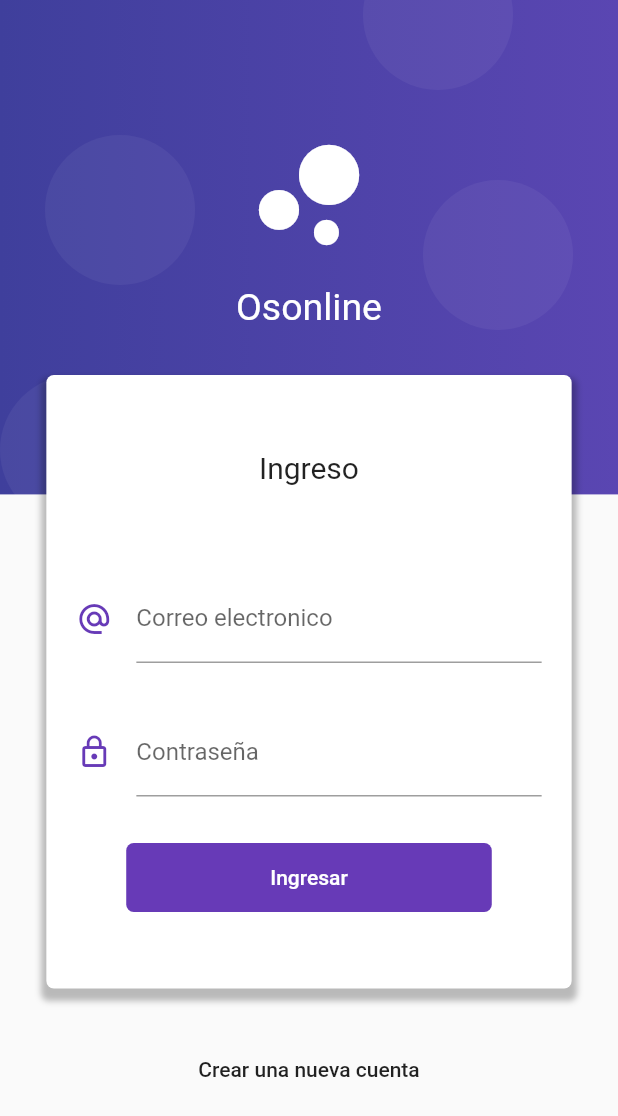
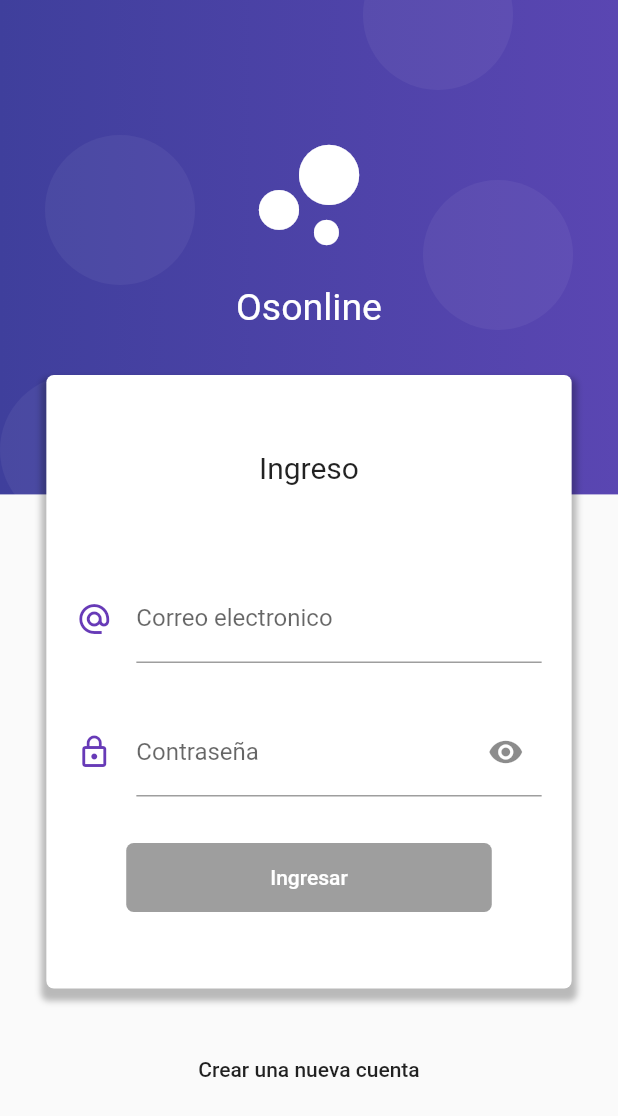
Before and after one commit to JuanYiPi/flutter_oso_test, a Flutter app: the screen it shows after launch, on a phone screen of 412 x 824 dp. Shown: the top 1116 px of the screen. Run offline on Flutter 3.47's test engine with Material 2 defaults, Android fonts, the phone set to English and light mode, and no system bars; our stand-ins replace rxdart.

Commit message:
login_blocs

```diff
--- a/lib/main.dart
+++ b/lib/main.dart
@@ -5,6 +5,7 @@ import 'package:flutter/services.dart';
 //Pages
 import 'src/page/login_page.dart';
 import 'src/page/registro_page.dart';
+import 'package:flutter_oso_test/src/page/home_page.dart';
 
 //Bloc
 import 'package:flutter_oso_test/src/bloc/provider_bloc.dart';
@@ -21,11 +22,12 @@ class MyApp extends StatelessWidget {
     return Provider(
       child: MaterialApp(
         debugShowCheckedModeBanner: false,
-        title: 'Material App',
+        title: 'Oso test',
         initialRoute: 'login',
         routes: {
           'login'     :  ( BuildContext context ) => LoginPage(),
-          'registro'  :  ( BuildContext context ) => RegistroPage()
+          'registro'  :  ( BuildContext context ) => RegistroPage(),
+          'home'      :  ( BuildContext context ) => HomePage()
         },
         theme: ThemeData(
           primaryColor: Colors.deepPurple
--- a/lib/src/bloc/registro_bloc.dart
+++ b/lib/src/bloc/registro_bloc.dart
@@ -5,31 +5,51 @@ import 'package:flutter_oso_test/src/bloc/validators.dart';
 
 class RegistroBloc with Validators {
 
+  //Registro
   final _nameController                 = BehaviorSubject<String>();
   final _emailController                = BehaviorSubject<String>();
   final _passwordController             = BehaviorSubject<String>();
   final _passwordConfirmationController = BehaviorSubject<String>();
+  //Login
+  final _emailLoginController           = BehaviorSubject<String>();
+  final _passwordLoginController        = BehaviorSubject<String>();
+
 
   //Recuperar los datos del Stream
   Stream<String> get nameStream                 => _nameController.stream.transform( validarName );
   Stream<String> get emailStream                => _emailController.stream.transform( validarEmail );
-  Stream<String> get passwordStream              => _passwordController.stream.transform( validarPassword );
+  Stream<String> get passwordStream             => _passwordController.stream.transform( validarPassword );
   Stream<String> get passwordConfirmationStream => _passwordConfirmationController.stream.transform( validarPasswordConfirmation );
+  //Login
+  Stream<String> get emailStreamLogin            => _emailLoginController.stream.transform( validarEmailLogin );
+  Stream<String> get passwordStreamLogin         => _passwordLoginController.stream.transform( validarPasswordLogin );
+
+
 
   //Validar botón
   Stream<bool> get formValiedStream =>
     Rx.combineLatest4(nameStream, emailStream, passwordStream, passwordConfirmationStream, (n, e, p, pc) => true);
+  Stream<bool> get formValiedStreamLogin =>
+    Rx.combineLatest2(emailStreamLogin, passwordStreamLogin, (e, p) => true);
 
   //Insertar valores al Stream
   Function(String) get changeName                 => _nameController.sink.add;
   Function(String) get changeEmail                => _emailController.sink.add;
   Function(String) get changePassword             => _passwordController.sink.add;
   Function(String) get changePasswordConfirmation => _passwordConfirmationController.sink.add;
+  //Login
+  Function(String) get changeEmailLogin           => _emailLoginController.sink.add;
+  Function(String) get changePasswordLogin        => _passwordLoginController.sink.add;
+
+
 
   dispose() {
     _nameController?.close();
     _emailController?.close();
     _passwordController?.close();
     _passwordConfirmationController?.close();
+
+    _emailLoginController?.close();
+    _passwordLoginController?.close();
   }
 }
--- a/lib/src/page/login_page.dart
+++ b/lib/src/page/login_page.dart
@@ -1,6 +1,17 @@
 import 'package:flutter/material.dart';
 
-class LoginPage extends StatelessWidget {
+import 'package:flutter_oso_test/src/bloc/provider_bloc.dart';
+
+class LoginPage extends StatefulWidget {
+  @override
+  _LoginPageState createState() => _LoginPageState();
+}
+
+class _LoginPageState extends State<LoginPage> {
+
+  IconData icon        = Icons.visibility;
+  bool visiblePassword = true;
+
   @override
   Widget build(BuildContext context) {
     return Scaffold(
@@ -15,6 +26,7 @@ class LoginPage extends StatelessWidget {
 
   Widget _loginForm( BuildContext context ) {
 
+  final bloc = Provider.of(context);
   final size = MediaQuery.of(context).size;
 
    return SingleChildScrollView(
@@ -48,17 +60,17 @@ class LoginPage extends StatelessWidget {
           children: <Widget>[
            Text('Ingreso', style: TextStyle(fontSize: 20.0)),
            SizedBox( height: 60.0 ),
-           _crearEmail(),
+           _crearEmail(bloc),
            SizedBox( height: 30.0 ),
-           _crearPassword(),
+           _crearPassword(bloc),
             SizedBox( height: 30.0 ),
-           _crearBoton(),
+           _crearBoton(bloc),
          ],
        ),
       ),
         FlatButton(
        child: Text( 'Crear una nueva cuenta' ),
-       onPressed: ()=> Navigator.pushReplacementNamed(context, 'registro'),
+       onPressed: ()=> Navigator.pushNamed(context, 'registro'),
       ),
         SizedBox( height: 100.0 ),
       ],
@@ -66,7 +78,11 @@ class LoginPage extends StatelessWidget {
   );
  }
 
- Widget _crearEmail() {
+ Widget _crearEmail(RegistroBloc bloc) {
+
+  return StreamBuilder(
+    stream: bloc.emailStreamLogin,
+    builder: (BuildContext context, AsyncSnapshot snapshot){
 
       return Container(
         padding: EdgeInsets.symmetric( horizontal: 20.0 ),
@@ -77,28 +93,61 @@ class LoginPage extends StatelessWidget {
             icon: Icon( Icons.alternate_email, color: Colors.deepPurple),
             hintText: 'ejemplo@correo.com',
             labelText: 'Correo electronico',
+            errorText: snapshot.error
           ),
+          onChanged: bloc.changeEmailLogin,
         ),
       );
+    },
+  );
+
+
   }
 
-  Widget _crearPassword() {
+  Widget _crearPassword(RegistroBloc bloc) {
+
+    return StreamBuilder(
+      stream: bloc.passwordStreamLogin,
+      builder: (BuildContext context, AsyncSnapshot snapshot){
 
         return Container(
           padding: EdgeInsets.symmetric( horizontal: 20.0 ),
 
           child: TextField(
-        obscureText: true,
+            obscureText: visiblePassword,
             decoration: InputDecoration(
+              suffixIcon: IconButton(
+                icon: Icon(icon),
+                onPressed: () {
+                  if ( visiblePassword == true ) {
+                    visiblePassword = false;
+                    icon = Icons.visibility_off;
+                    setState(() {});
+                  } else {
+                    visiblePassword = true;
+                    icon = Icons.visibility;
+                    setState(() {});
+                  }
+                }
+              ),
               icon: Icon( Icons.lock_outline, color: Colors.deepPurple),
               labelText: 'Contraseña',
+              errorText: snapshot.error
             ),
-
+            onChanged: bloc.changePasswordLogin,
           ),
         );
+      },
+    );
+
+
   }
 
-  Widget _crearBoton() {
+  Widget _crearBoton(RegistroBloc bloc) {
+
+    return StreamBuilder(
+      stream: bloc.formValiedStreamLogin,
+      builder: (BuildContext context, AsyncSnapshot snapshot){
 
         return RaisedButton(
           child: Container(
@@ -111,8 +160,12 @@ class LoginPage extends StatelessWidget {
           elevation: 0.0,
           color: Colors.deepPurple,
           textColor: Colors.white,
-      onPressed: (){}
+          onPressed: snapshot.hasData ? ()=> Navigator.pushReplacementNamed(context, 'home') : null
         );
+      },
+    );
+
+
   }
 
   _crearFondo( BuildContext context) {
```
Also changed, not shown: lib/src/bloc/validators.dart (+27 -0 lines), lib/src/page/home_page.dart (added, +16 -0 lines), lib/src/page/registro_page.dart (+12 -2 lines). Lines whose indentation alone changed are shown as unchanged.
